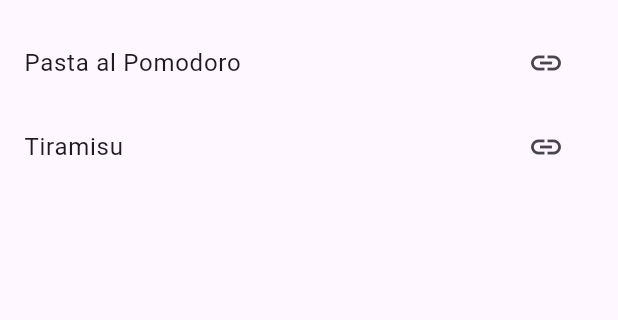
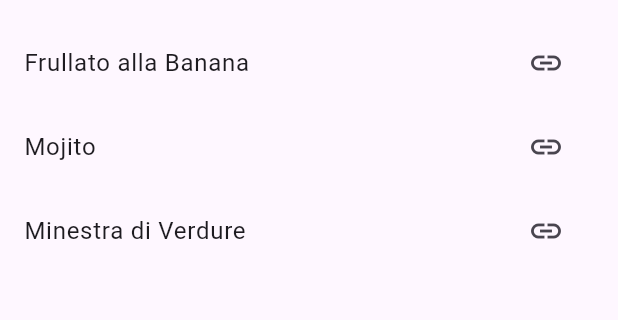
Before and after one commit to Gaia0809/qwerty, a Flutter app: the screen it shows after launch, after a tap on the "link" icon, on a phone screen of 412 x 824 dp, the part 63-383 px from its top. Run offline on Flutter 3.47's test engine with Material 3 defaults, Android fonts, the phone set to English and light mode, and no system bars.

Commit message:
add new recipe and refactoring

```diff
--- a/recipe_book/lib/main.dart
+++ b/recipe_book/lib/main.dart
@@ -7,28 +7,41 @@
 }
 
 class MyApp extends StatelessWidget {
+
   final List<Ricetta> ricette = [
+
     Ricetta(
-      titolo: 'Pasta al Pomodoro',
-      ingredienti: ['- Pasta', '- Pomodoro', '- Olio', '- Sale', '- Basilico'],
+      titolo: 'Frullato alla Banana',
+      ingredienti: ['- Banana', '- Latte', '- Yogurt bianco', '- Miele', '- Ghiaccio'],
       passaggi: [
-        '- Cuoci la pasta',
-        '- Prepara il sugo con pomodoro e basilico',
-        '- Mescola pasta e sugo',
-        '- Servi caldo'
+        '- Taglia a pezzi la banana',
+        '- Metti banana, latte, yogurt e miele nel frullatore',
+        '- Aggiungi il ghiaccio',
+        '- Frulla a piacimento'
       ],
-      url: 'https://www.google.com/search?q=Pasta+al+Pomodoro',
+      url: 'https://www.google.com',
     ),
     Ricetta(
-      titolo: 'Tiramisu',
-      ingredienti: ['- Mascarpone', '- Uova', '- Zucchero', '- Caffe', '- Savoiardi'],
+      titolo: 'Mojito',
+      ingredienti: ['- Rum bianco', '- Menta fresca', '- Zucchero', '- Lime', '- Soda'],
       passaggi: [
-        '- Prepara il caffè',
-        '- Mescola mascarpone, uova e zucchero',
-        '- Fai strati con savoiardi e crema',
-        '- Metti in frigo per 4 ore'
+        '- Mescolare zucchero e lime e aggiungere la menta',
+        '- Aggiungere rum e mescolare bene',
+        '- Riempire il bicchiere di ghiaccio (pilè)',
+        '- Top di soda'
       ],
-      url: 'https://www.google.com/search?q=Tiramisu',
+      url: 'https://www.google.com/',
+    ),
+    Ricetta(
+      titolo: 'Minestra di Verdure',
+      ingredienti: ['- Carote', '- Patate', '- Zucchine', '- Cipolla', '- Brodo vegetale'],
+      passaggi: [
+        '- Taglia tutte le verdure a pezzi',
+        '- Rosola la cipolla in una pentola con un filo olio',
+        '- Aggiungi le altre verdure e copri con il brodo',
+        '- Cuoci finché le verdure sono morbide'
+      ],
+      url: 'https://www.google.com/',
     ),
   ];
 
@@ -54,7 +67,7 @@
                   builder: (context) {
                     return Dialog(
                       child: Padding(
-                        padding: const EdgeInsets.all(16.0),
+                        padding: EdgeInsets.all(16),
                         child: Column(
                           mainAxisSize: MainAxisSize.min,
                           crossAxisAlignment: CrossAxisAlignment.start,
@@ -101,8 +114,8 @@
     );
   }
 
-void _apriLink(String url) async {
-  final Uri uri = Uri.parse(url);
-  await launchUrl(uri, mode: LaunchMode.externalApplication);
+  void _apriLink(String url) async {
+    final Uri uri = Uri.parse(url);
+    await launchUrl(uri);
+  }
 }
-}
```
